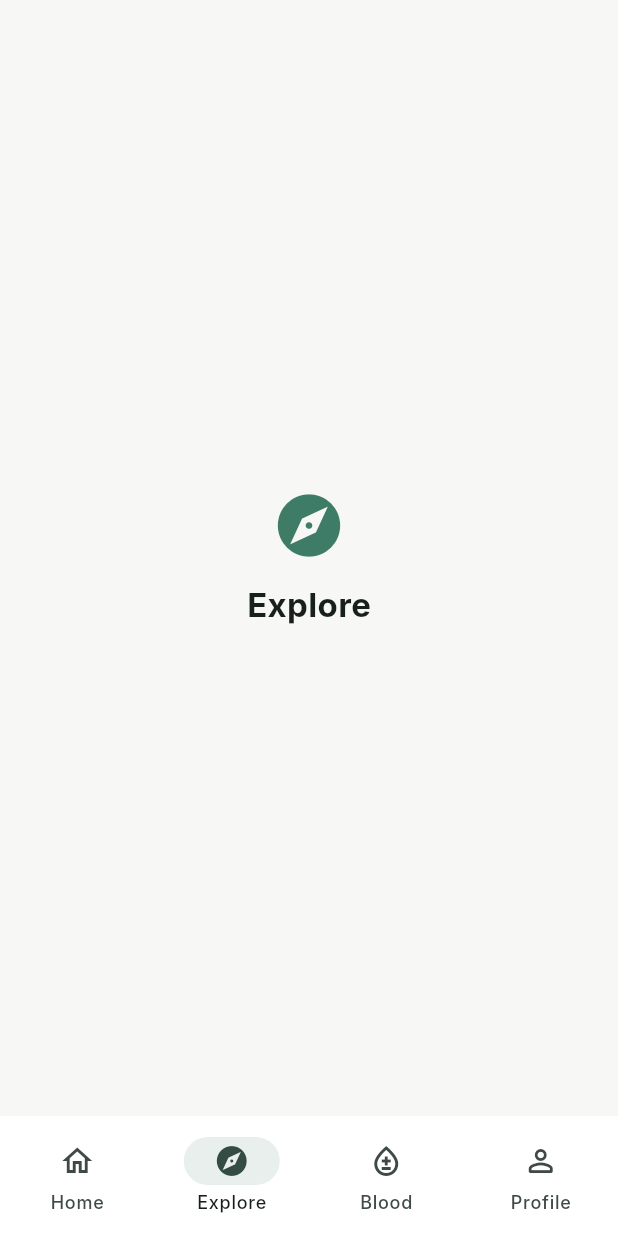
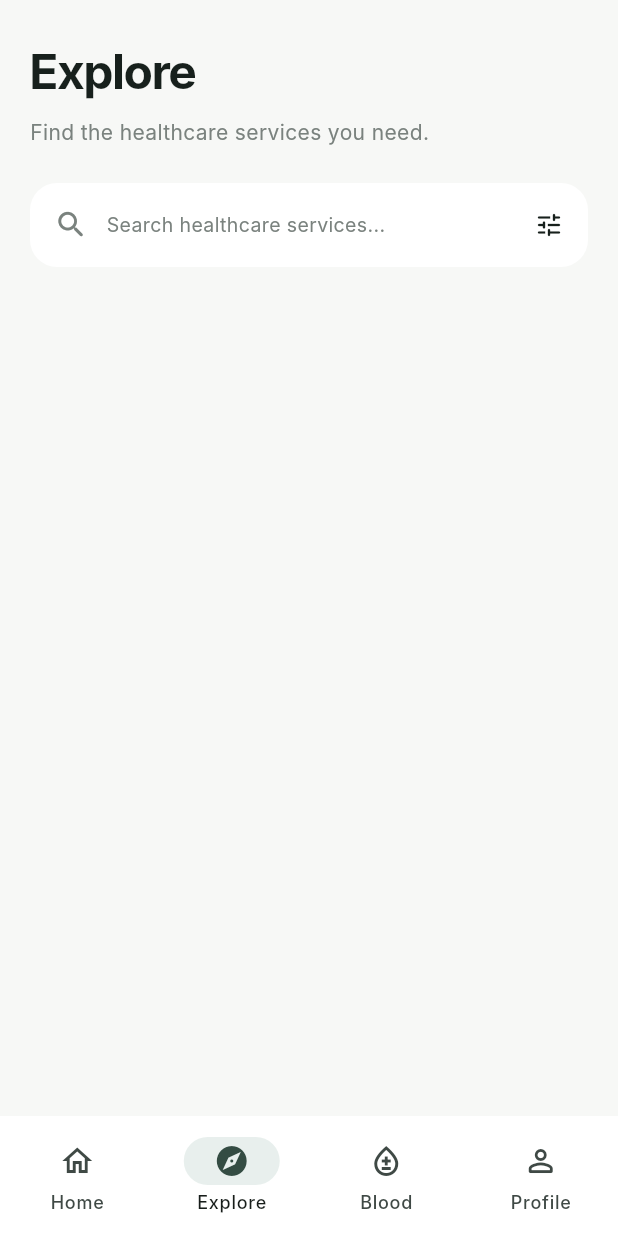
Before and after one commit to AshrafulAlamAkif/pulse_health, a Flutter app: the MainNavigationScreen screen opened directly, item 2 of the bottom bar chosen, on a phone screen of 412 x 824 dp. Run offline on Flutter 3.47's test engine with Material 3 defaults, Android fonts, the phone set to English and light mode, and no system bars; our stand-ins replace flutter_riverpod, shared_preferences; accounts and stored records are empty; Roboto replaces fonts that are missing (Inter).

Commit message:
Step 7: Created Explore screen, SeaarchBar Widgets. and this widgets class added in the Explore screen.then that screen class used in the Navbar

```diff
--- /dev/null
+++ b/lib/features/explore/explore_screen.dart
@@ -0,0 +1,58 @@
+import 'package:flutter/material.dart';
+import 'package:pulse_health/app/theme/app_colors.dart';
+import 'package:pulse_health/features/explore/widgets/explore_search_bar.dart';
+
+class ExploreScreen extends StatelessWidget {
+  const ExploreScreen({
+    super.key,
+  });
+
+  @override
+  Widget build(BuildContext context) {
+    return Scaffold(
+      backgroundColor: AppColors.background,
+
+      body: SafeArea(
+        child: SingleChildScrollView(
+          padding: const EdgeInsets.fromLTRB(20,24,20,32),
+          child: Column(
+            crossAxisAlignment:
+                CrossAxisAlignment.start,
+            children: [
+              const Text(
+                'Explore',
+                style: TextStyle(
+                  fontSize: 32,
+                  fontWeight: FontWeight.w700,
+                  color: AppColors.dark,
+                  letterSpacing: -1,
+                ),
+              ),
+
+              const SizedBox(height: 8),
+
+              const Text(
+                'Find the healthcare services you need.',
+                style: TextStyle(
+                  fontSize: 14,
+                  color: AppColors.textSecondary,
+                ),
+              ),
+
+              const SizedBox(height: 24),
+
+              const ExploreSearchBar(),
+
+              const SizedBox(height: 32),
+
+              // Healthcare category section।
+              //
+              // পরের ধাপে এখানে Hospitals, Doctors,
+              // Pharmacies এবং Diagnostic Centers যোগ করব।
+            ],
+          ),
+        ),
+      ),
+    );
+  }
+}
--- /dev/null
+++ b/lib/features/explore/widgets/explore_search_bar.dart
@@ -0,0 +1,51 @@
+import 'package:flutter/material.dart';
+import 'package:pulse_health/app/theme/app_colors.dart';
+
+class ExploreSearchBar extends StatelessWidget {
+  const ExploreSearchBar({
+    super.key,
+  });
+
+  @override
+  Widget build(BuildContext context) {
+    return Container(
+      height: 56,
+      padding: const EdgeInsets.symmetric(
+        horizontal: 16,
+      ),
+      decoration: BoxDecoration(
+        color: Colors.white,
+        borderRadius: BorderRadius.circular(18),
+      ),
+      child: Row(
+        children: [
+          const Icon(
+            Icons.search_rounded,
+            color: AppColors.textSecondary,
+            size: 23,
+          ),
+
+          const SizedBox(width: 12),
+
+          const Expanded(
+            child: Text(
+              'Search healthcare services...',
+              maxLines: 1,
+              overflow: TextOverflow.ellipsis,
+              style: TextStyle(
+                fontSize: 13,
+                color: AppColors.textSecondary,
+              ),
+            ),
+          ),
+
+          const Icon(
+            Icons.tune_rounded,
+            color: AppColors.dark,
+            size: 20,
+          ),
+        ],
+      ),
+    );
+  }
+}
--- a/lib/features/navigation/main_navigation_screen.dart
+++ b/lib/features/navigation/main_navigation_screen.dart
@@ -1,5 +1,6 @@
 import 'package:flutter/material.dart';
 import 'package:pulse_health/app/theme/app_colors.dart';
+import 'package:pulse_health/features/explore/explore_screen.dart';
 import 'package:pulse_health/features/home/home_screen.dart';
 
 class MainNavigationScreen extends StatefulWidget {
@@ -27,10 +28,7 @@ class _MainNavigationScreenState
   // তাই আপাতত placeholder screen ব্যবহার করছি।
   final List<Widget> _screens = const [
     HomeScreen(),
-    _PlaceholderScreen(
-      title: 'Explore',
-      icon: Icons.explore_rounded,
-    ),
+    ExploreScreen(),
     _PlaceholderScreen(
       title: 'Blood',
       icon: Icons.bloodtype_rounded,
```
